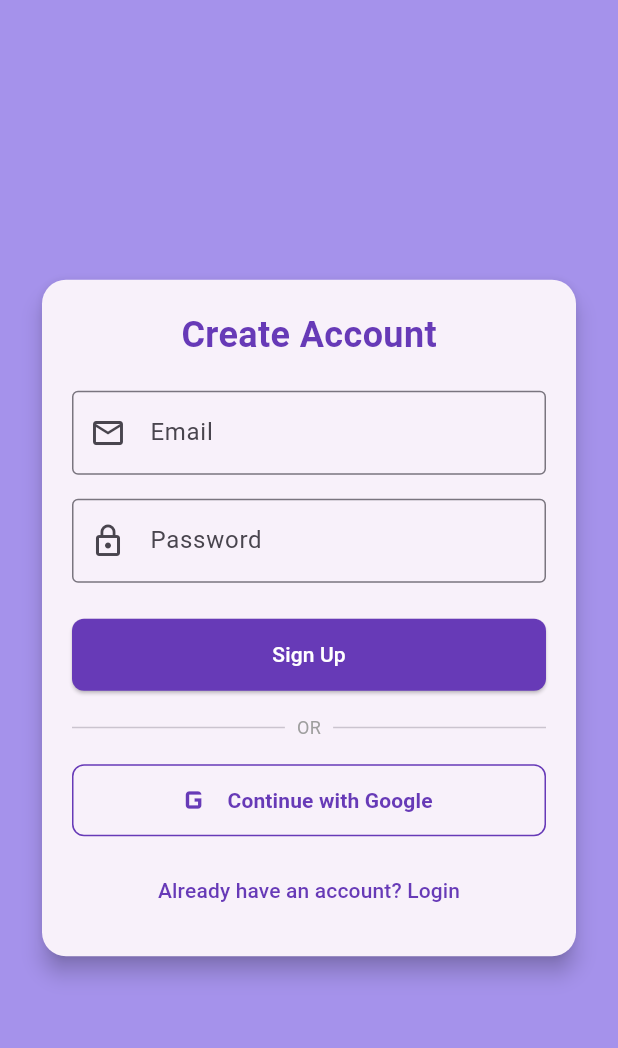
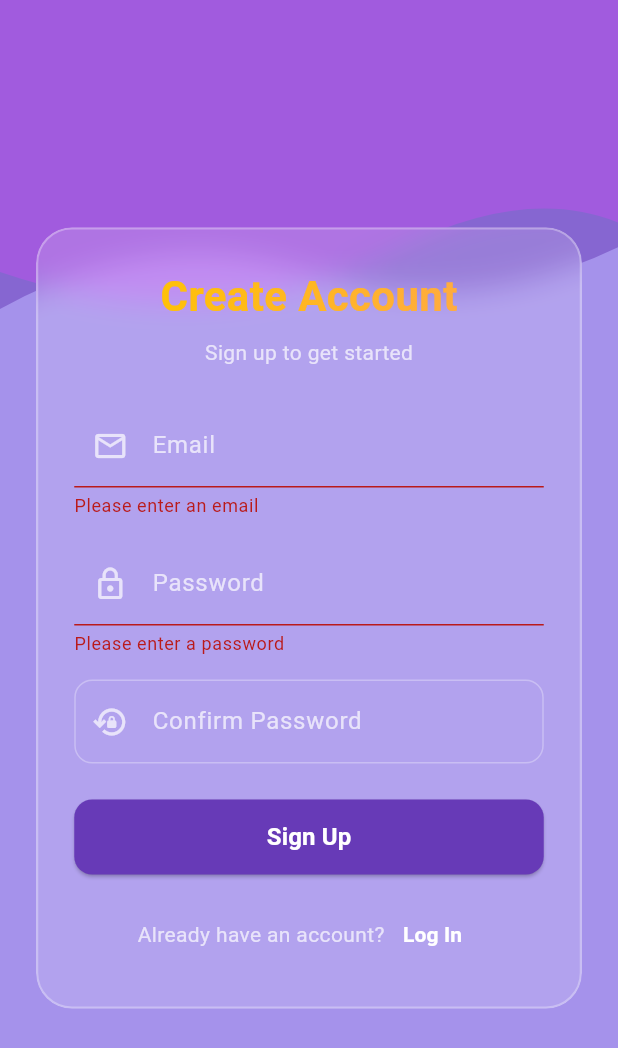
Before and after one commit to nayabamna770-art/flutter_networking, a Flutter app: the SignupScreen screen opened directly, after a tap on "Sign Up", on a phone screen of 412 x 824 dp. Shown: the top 1048 px of the screen. Run offline on Flutter 3.47's test engine with Material 3 defaults, Android fonts, the phone set to English and light mode, and no system bars; our stand-ins replace equatable, flutter_bloc, google_sign_in, hive_flutter, supabase_flutter; accounts and stored records are empty.

Commit message:
adding css in pages

```diff
--- a/lib/ui/signup_screen.dart
+++ b/lib/ui/signup_screen.dart
@@ -1,9 +1,12 @@
+// lib/ui/signup_screen.dart
 import 'package:flutter/material.dart';
 import 'package:flutter_bloc/flutter_bloc.dart';
+
 import '../cubits/auth_cubit.dart';
 import '../cubits/auth_state.dart';
+import 'app_style.dart';
+import 'login_screen.dart';
 import 'todo_screen.dart';
-import 'widgets/background_painter.dart';
 
 class SignupScreen extends StatefulWidget {
   const SignupScreen({super.key});
@@ -15,26 +18,39 @@ class SignupScreen extends StatefulWidget {
 class _SignupScreenState extends State<SignupScreen> {
   final TextEditingController _emailController = TextEditingController();
   final TextEditingController _passwordController = TextEditingController();
+  final TextEditingController _confirmPasswordController =
+      TextEditingController();
+  final _formKey = GlobalKey<FormState>();
 
   @override
   void dispose() {
     _emailController.dispose();
     _passwordController.dispose();
+    _confirmPasswordController.dispose();
     super.dispose();
+  }
+
+  void _onSignUpPressed() {
+    if (_formKey.currentState?.validate() ?? false) {
+      context.read<AuthCubit>().signUp(
+        email: _emailController.text.trim(),
+        password: _passwordController.text.trim(),
+      );
+    }
   }
 
   @override
   Widget build(BuildContext context) {
     return Scaffold(
       body: CustomPaint(
-        painter: HeaderBackgroundPainter(
-          primaryColor: Colors.deepPurple,
-          secondaryColor: Colors.purpleAccent,
+        painter: WavesBackgroundPainter(
+          primaryColor: AppStyles.primaryColor,
+          secondaryColor: AppStyles.accentColor,
         ),
         child: SafeArea(
           child: Center(
             child: SingleChildScrollView(
-              padding: const EdgeInsets.all(24.0),
+              padding: const EdgeInsets.symmetric(horizontal: 24.0),
               child: BlocConsumer<AuthCubit, AuthState>(
                 listener: (context, state) {
                   if (state is AuthSuccess) {
@@ -44,10 +60,9 @@ class _SignupScreenState extends State<SignupScreen> {
                         backgroundColor: Colors.green,
                       ),
                     );
-                    Navigator.pushAndRemoveUntil(
+                    Navigator.pushReplacement(
                       context,
                       MaterialPageRoute(builder: (_) => const TodoScreen()),
-                      (route) => false,
                     );
                   } else if (state is AuthFailure) {
                     ScaffoldMessenger.of(context).showSnackBar(
@@ -59,128 +74,202 @@ class _SignupScreenState extends State<SignupScreen> {
                   }
                 },
                 builder: (context, state) {
-                  return Card(
-                    elevation: 6,
-                    shape: RoundedRectangleBorder(
-                      borderRadius: BorderRadius.circular(16),
-                    ),
-                    child: Padding(
-                      padding: const EdgeInsets.all(20.0),
+                  final isLoading = state is AuthLoading;
+
+                  return AppStyles.buildGlassContainer(
+                    borderRadius: 24.0,
+                    padding: const EdgeInsets.all(24.0),
+                    child: Form(
+                      key: _formKey,
                       child: Column(
                         mainAxisSize: MainAxisSize.min,
                         children: [
-                          const Text(
+                          // Header Title
+                          AppStyles.buildShaderText(
                             'Create Account',
-                            style: TextStyle(
-                              fontSize: 24,
+                            style: const TextStyle(
+                              fontSize: 28,
                               fontWeight: FontWeight.bold,
-                              color: Colors.deepPurple,
                             ),
                           ),
-                          const SizedBox(height: 20),
-                          TextField(
+                          const SizedBox(height: 8),
+                          const Text(
+                            'Sign up to get started',
+                            style: TextStyle(
+                              color: Colors.white70,
+                              fontSize: 14,
+                            ),
+                          ),
+                          const SizedBox(height: 24),
+
+                          // Email Field
+                          TextFormField(
                             controller: _emailController,
-                            decoration: const InputDecoration(
+                            keyboardType: TextInputType.emailAddress,
+                            style: const TextStyle(color: Colors.white),
+                            decoration: InputDecoration(
                               labelText: 'Email',
-                              prefixIcon: Icon(Icons.email_outlined),
-                              border: OutlineInputBorder(),
+                              labelStyle: const TextStyle(
+                                color: Colors.white70,
+                              ),
+                              prefixIcon: const Icon(
+                                Icons.email_outlined,
+                                color: Colors.white70,
+                              ),
+                              enabledBorder: OutlineInputBorder(
+                                borderRadius: BorderRadius.circular(12),
+                                borderSide: BorderSide(
+                                  color: Colors.white.withValues(alpha: 0.3),
+                                ),
+                              ),
+                              focusedBorder: OutlineInputBorder(
+                                borderRadius: BorderRadius.circular(12),
+                                borderSide: const BorderSide(
+                                  color: Colors.white,
+                                ),
+                              ),
+                            ),
+                            validator: (value) {
+                              if (value == null || value.trim().isEmpty) {
+                                return 'Please enter an email';
+                              }
+                              if (!value.contains('@')) {
+                                return 'Please enter a valid email';
+                              }
+                              return null;
+                            },
+                          ),
+                          const SizedBox(height: 16),
+
+                          // Password Field
+                          TextFormField(
+                            controller: _passwordController,
+                            obscureText: true,
+                            style: const TextStyle(color: Colors.white),
+                            decoration: InputDecoration(
+                              labelText: 'Password',
+                              labelStyle: const TextStyle(
+                                color: Colors.white70,
+                              ),
+                              prefixIcon: const Icon(
+                                Icons.lock_outline,
+                                color: Colors.white70,
+                              ),
+                              enabledBorder: OutlineInputBorder(
+                                borderRadius: BorderRadius.circular(12),
+                                borderSide: BorderSide(
+                                  color: Colors.white.withValues(alpha: 0.3),
+                                ),
+                              ),
+                              focusedBorder: OutlineInputBorder(
+                                borderRadius: BorderRadius.circular(12),
+                                borderSide: const BorderSide(
+                                  color: Colors.white,
+                                ),
+                              ),
+                            ),
+                            validator: (value) {
+                              if (value == null || value.trim().isEmpty) {
+                                return 'Please enter a password';
+                              }
+                              if (value.length < 6) {
+                                return 'Password must be at least 6 characters';
+                              }
+                              return null;
+                            },
+                          ),
+                          const SizedBox(height: 16),
+
+                          // Confirm Password Field
+                          TextFormField(
+                            controller: _confirmPasswordController,
+                            obscureText: true,
+                            style: const TextStyle(color: Colors.white),
+                            decoration: InputDecoration(
+                              labelText: 'Confirm Password',
+                              labelStyle: const TextStyle(
+                                color: Colors.white70,
+                              ),
+                              prefixIcon: const Icon(
+                                Icons.lock_reset_outlined,
+                                color: Colors.white70,
+                              ),
+                              enabledBorder: OutlineInputBorder(
+                                borderRadius: BorderRadius.circular(12),
+                                borderSide: BorderSide(
+                                  color: Colors.white.withValues(alpha: 0.3),
+                                ),
+                              ),
+                              focusedBorder: OutlineInputBorder(
+                                borderRadius: BorderRadius.circular(12),
+                                borderSide: const BorderSide(
+                                  color: Colors.white,
+                                ),
+                              ),
+                            ),
+                            validator: (value) {
+                              if (value != _passwordController.text) {
+                                return 'Passwords do not match';
+                              }
+                              return null;
+                            },
+                          ),
+                          const SizedBox(height: 24),
+
+                          // Sign Up Button
+                          SizedBox(
+                            width: double.infinity,
+                            height: 50,
+                            child: ElevatedButton(
+                              onPressed: isLoading ? null : _onSignUpPressed,
+                              style: ElevatedButton.styleFrom(
+                                backgroundColor: AppStyles.primaryColor,
+                                shape: RoundedRectangleBorder(
+                                  borderRadius: BorderRadius.circular(12),
+                                ),
+                              ),
+                              child: isLoading
+                                  ? const CircularProgressIndicator(
+                                      color: Colors.white,
+                                    )
+                                  : const Text(
+                                      'Sign Up',
+                                      style: TextStyle(
+                                        fontSize: 16,
+                                        fontWeight: FontWeight.bold,
+                                        color: Colors.white,
+                                      ),
+                                    ),
                             ),
                           ),
                           const SizedBox(height: 16),
-                          TextField(
-                            controller: _passwordController,
-                            obscureText: true,
-                            decoration: const InputDecoration(
-                              labelText: 'Password',
-                              prefixIcon: Icon(Icons.lock_outline),
-                              border: OutlineInputBorder(),
-                            ),
-                          ),
-                          const SizedBox(height: 24),
-                          state is AuthLoading
-                              ? const CircularProgressIndicator()
-                              : Column(
-                                  children: [
-                                    ElevatedButton(
-                                      style: ElevatedButton.styleFrom(
-                                        minimumSize:
-                                            const Size.fromHeight(48),
-                                        backgroundColor: Colors.deepPurple,
-                                        foregroundColor: Colors.white,
-                                        shape: RoundedRectangleBorder(
-                                          borderRadius:
-                                              BorderRadius.circular(8),
-                                        ),
-                                      ),
-                                      onPressed: () {
-                                        final email =
-                                            _emailController.text.trim();
-                                        final password =
-                                            _passwordController.text.trim();
-                                        if (email.isNotEmpty &&
-                                            password.isNotEmpty) {
-                                          context.read<AuthCubit>().signUp(
-                                                email: email,
-                                                password: password,
-                                              );
-                                        }
-                                      },
-                                      child: const Text('Sign Up'),
+
+                          // Login Navigation Link
+                          Row(
+                            mainAxisAlignment: MainAxisAlignment.center,
+                            children: [
+                              const Text(
+                                'Already have an account?',
+                                style: TextStyle(color: Colors.white70),
+                              ),
+                              TextButton(
+                                onPressed: () {
+                                  Navigator.pushReplacement(
+                                    context,
+                                    MaterialPageRoute(
+                                      builder: (_) => const LoginScreen(),
                                     ),
-                                    const SizedBox(height: 16),
-                                    Row(
-                                      children: const [
-                                        Expanded(child: Divider()),
-                                        Padding(
-                                          padding: EdgeInsets.symmetric(
-                                              horizontal: 8.0),
-                                          child: Text(
-                                            'OR',
-                                            style: TextStyle(
-                                                color: Colors.grey,
-                                                fontSize: 12),
-                                          ),
-                                        ),
-                                        Expanded(child: Divider()),
-                                      ],
-                                    ),
-                                    const SizedBox(height: 16),
-                                    OutlinedButton.icon(
-                                      style: OutlinedButton.styleFrom(
-                                        minimumSize:
-                                            const Size.fromHeight(48),
-                                        side: const BorderSide(
-                                            color: Colors.deepPurple),
-                                        shape: RoundedRectangleBorder(
-                                          borderRadius:
-                                              BorderRadius.circular(8),
-                                        ),
-                                      ),
-                                      icon: const Icon(Icons.g_mobiledata,
-                                          size: 28, color: Colors.deepPurple),
-                                      label: const Text(
-                                        'Continue with Google',
-                                        style: TextStyle(
-                                            color: Colors.deepPurple,
-                                            fontWeight: FontWeight.bold),
-                                      ),
-                                      onPressed: () {
-                                        context
-                                            .read<AuthCubit>()
-                                            .signInWithGoogle();
-                                      },
-                                    ),
-                                  ],
+                                  );
+                                },
+                                child: const Text(
+                                  'Log In',
+                                  style: TextStyle(
+                                    color: Colors.white,
+                                    fontWeight: FontWeight.bold,
+                                  ),
                                 ),
-                          const SizedBox(height: 12),
-                          TextButton(
-                            onPressed: () {
-                              Navigator.pop(context);
-                            },
-                            child: const Text(
-                              'Already have an account? Login',
-                              style: TextStyle(color: Colors.deepPurple),
-                            ),
+                              ),
+                            ],
                           ),
                         ],
                       ),
--- a/lib/ui/todo_screen.dart
+++ b/lib/ui/todo_screen.dart
@@ -1,11 +1,11 @@
+// lib/ui/todo_screen.dart
 import 'package:flutter/material.dart';
 import 'package:flutter_bloc/flutter_bloc.dart';
-import 'package:supabase_flutter/supabase_flutter.dart';
-
+import '../cubits/auth_cubit.dart';
 import '../cubits/todos_cubit.dart';
 import '../cubits/todos_state.dart';
+import 'app_style.dart';
 import 'login_screen.dart';
-import 'widgets/background_painter.dart';
 
 class TodoScreen extends StatefulWidget {
   const TodoScreen({super.key});
@@ -36,6 +36,9 @@ class _TodoScreenState extends State<TodoScreen> {
       context: context,
       builder: (dialogContext) {
         return AlertDialog(
+          shape: RoundedRectangleBorder(
+            borderRadius: BorderRadius.circular(16),
+          ),
           title: const Text('Add New Task'),
           content: Column(
             mainAxisSize: MainAxisSize.min,
@@ -86,7 +89,7 @@ class _TodoScreenState extends State<TodoScreen> {
   }
 
   Future<void> _logout() async {
-    await Supabase.instance.client.auth.signOut();
+    await context.read<AuthCubit>().signOut();
     if (mounted) {
       Navigator.pushReplacement(
         context,
@@ -99,22 +102,19 @@ class _TodoScreenState extends State<TodoScreen> {
   Widget build(BuildContext context) {
     return Scaffold(
       appBar: AppBar(
-        title: const Text('My Offline Tasks'),
-        elevation: 0,
-        backgroundColor: Colors.transparent,
+        title: AppStyles.buildShaderText('My Tasks'),
         actions: [
           IconButton(
-            icon: const Icon(Icons.logout),
+            icon: const Icon(Icons.logout_rounded),
             tooltip: 'Logout',
             onPressed: _logout,
           ),
         ],
       ),
-      extendBodyBehindAppBar: true,
       body: CustomPaint(
-        painter: HeaderBackgroundPainter(
-          primaryColor: Colors.deepPurple,
-          secondaryColor: Colors.purpleAccent,
+        painter: WavesBackgroundPainter(
+          primaryColor: AppStyles.primaryColor,
+          secondaryColor: AppStyles.accentColor,
         ),
         child: SafeArea(
           child: BlocConsumer<TodosCubit, TodosState>(
@@ -123,7 +123,7 @@ class _TodoScreenState extends State<TodoScreen> {
                 ScaffoldMessenger.of(context).showSnackBar(
                   SnackBar(
                     content: Text(state.message),
-                    backgroundColor: Colors.red,
+                    backgroundColor: Colors.redAccent,
                   ),
                 );
               }
@@ -135,10 +135,16 @@ class _TodoScreenState extends State<TodoScreen> {
 
               if (state is TodosLoaded) {
                 if (state.todos.isEmpty) {
-                  return const Center(
-                    child: Text(
+                  return Center(
+                    child: AppStyles.buildGlassContainer(
+                      child: const Text(
                         'No tasks yet. Tap + to add one!',
-                      style: TextStyle(fontSize: 16, color: Colors.black54),
+                        style: TextStyle(
+                          fontSize: 16,
+                          fontWeight: FontWeight.w600,
+                          color: Colors.white,
+                        ),
+                      ),
                     ),
                   );
                 }
@@ -148,20 +154,18 @@ class _TodoScreenState extends State<TodoScreen> {
                   itemCount: state.todos.length,
                   itemBuilder: (context, index) {
                     final todo = state.todos[index];
-                    return Card(
-                      elevation: 3,
-                      margin: const EdgeInsets.symmetric(vertical: 8.0),
-                      shape: RoundedRectangleBorder(
-                        borderRadius: BorderRadius.circular(12),
-                      ),
+                    return Padding(
+                      padding: const EdgeInsets.symmetric(vertical: 6.0),
+                      child: AppStyles.buildGlassContainer(
+                        padding: EdgeInsets.zero,
                         child: ListTile(
                           leading: Checkbox(
                             value: todo.isCompleted,
-                          activeColor: Colors.deepPurple,
+                            activeColor: AppStyles.primaryColor,
                             onChanged: (_) {
-                            context
-                                .read<TodosCubit>()
-                                .toggleTodoStatus(todo.id);
+                              context.read<TodosCubit>().toggleTodoStatus(
+                                todo.id,
+                              );
                             },
                           ),
                           title: Text(
@@ -172,19 +176,25 @@ class _TodoScreenState extends State<TodoScreen> {
                                   : TextDecoration.none,
                               fontWeight: FontWeight.bold,
                               color: todo.isCompleted
-                                ? Colors.grey
-                                : Colors.black87,
+                                  ? Colors.white54
+                                  : Colors.white,
                             ),
                           ),
                           subtitle: todo.description.isNotEmpty
-                            ? Text(todo.description)
+                              ? Text(
+                                  todo.description,
+                                  style: const TextStyle(color: Colors.white70),
+                                )
                               : null,
                           trailing: IconButton(
-                          icon: const Icon(Icons.delete_outline,
-                              color: Colors.redAccent),
+                            icon: const Icon(
+                              Icons.delete_outline,
+                              color: Colors.redAccent,
+                            ),
                             onPressed: () {
                               context.read<TodosCubit>().deleteTodo(todo.id);
                             },
+                          ),
                         ),
                       ),
                     );
@@ -199,7 +209,7 @@ class _TodoScreenState extends State<TodoScreen> {
       ),
       floatingActionButton: FloatingActionButton(
         onPressed: _showAddTodoDialog,
-        backgroundColor: Colors.deepPurple,
+        backgroundColor: AppStyles.primaryColor,
         child: const Icon(Icons.add, color: Colors.white),
       ),
     );
```
Lines whose indentation alone changed are shown as unchanged.
